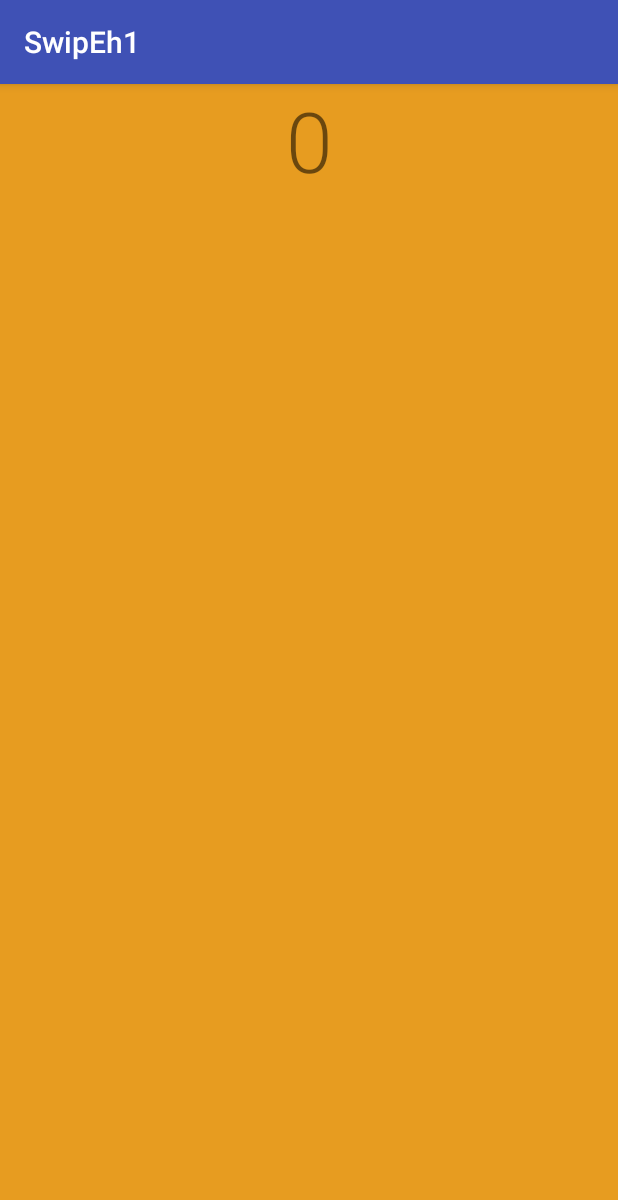
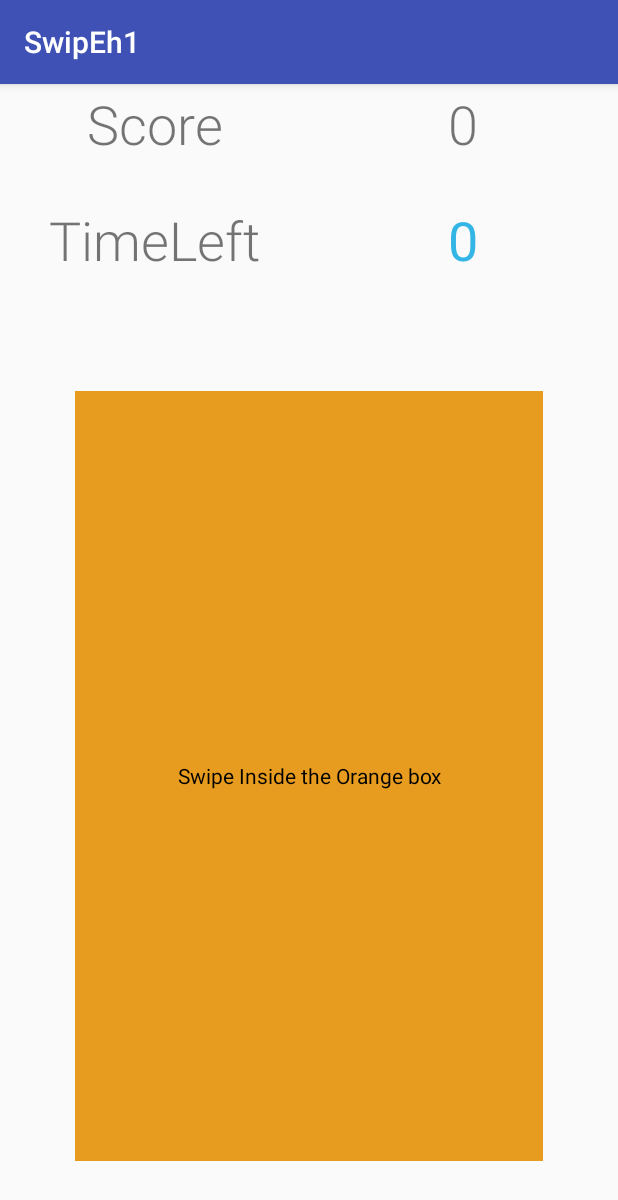
Before and after one commit to Cleir95/SwipEh1, an Android app: the screen it shows after launch (Main2Activity), after a tap on "START", on a phone screen of 412 x 824 dp. Shown: the top 1200 px of the screen. Run offline under Robolectric (Android 15) with nearby library versions, the phone set to English and light mode, and no system bars; 1 statement that could not run was skipped.

Commit message:
finishedEh1

```diff
--- a/app/src/main/java/com/example/android/swipeh1/MainActivity.java
+++ b/app/src/main/java/com/example/android/swipeh1/MainActivity.java
@@ -22,21 +22,12 @@ public class MainActivity extends AppCompatActivity {
     public void StartButton(View view) {
         EditText enteredTimeLimit = (EditText) findViewById(R.id.timeLimit);
 
-        Log.d("reached here", "inve");
-        String m= String.valueOf(enteredTimeLimit.getText());
-        Log.d("reached here", "string" + m  );
         String value = enteredTimeLimit.getText().toString();
-        Log.d("reached here", "to string");
         int time = Integer.parseInt (value);
-        Log.d("reached here", "tonumber");
         int timeInMillis = time *1000;
 
-
         Intent intent = new Intent(this, Main2Activity.class);
-        Log.d("reached here", "nddls"+ timeInMillis );
-
         intent.putExtra("time",timeInMillis);
-
         startActivity(intent);
     }
 }
--- a/app/src/main/res/layout/activity_main2.xml
+++ b/app/src/main/res/layout/activity_main2.xml
@@ -1,28 +1,81 @@
 <?xml version="1.0" encoding="utf-8"?>
-<android.support.constraint.ConstraintLayout xmlns:android="http://schemas.android.com/apk/res/android"
-    xmlns:app="http://schemas.android.com/apk/res-auto"
-    xmlns:tools="http://schemas.android.com/tools"
+<LinearLayout xmlns:android="http://schemas.android.com/apk/res/android"
     android:layout_width="match_parent"
     android:layout_height="match_parent"
+    xmlns:tools="http://schemas.android.com/tools"
+    android:orientation="vertical"
     tools:context="com.example.android.swipeh1.Main2Activity">
 
-
-
-    <View
-        android:layout_width="match_parent"
-        android:layout_height="match_parent"
-        android:background="#E79C20"
-        android:id="@+id/myView"/>
+<LinearLayout
+    android:layout_width="match_parent"
+    android:layout_height="wrap_content"
+    android:orientation="horizontal">
 
     <TextView
+        android:layout_weight="1"
+        android:layout_width="0dp"
+        android:layout_height="53dp"
+        android:layout_marginBottom="24dp"
+        android:fontFamily="sans-serif-light"
+        android:gravity="center"
+        android:text="Score"
+        android:textSize="36sp" />
+
+    <TextView
+        android:layout_weight="1"
         android:id="@+id/score"
-        android:layout_width="match_parent"
-        android:layout_height="wrap_content"
+        android:layout_width="0dp"
+        android:layout_height="53dp"
         android:layout_marginBottom="24dp"
         android:fontFamily="sans-serif-light"
         android:gravity="center"
         android:text="0"
-        android:textSize="56sp" />
+        android:textSize="36sp" />
+</LinearLayout>
+
+    <LinearLayout
+        android:layout_width="match_parent"
+        android:layout_height="wrap_content"
+        android:orientation="horizontal">
+
+        <TextView
+            android:layout_weight="1"
+            android:layout_width="0dp"
+            android:layout_height="53dp"
+            android:layout_marginBottom="24dp"
+            android:fontFamily="sans-serif-light"
+            android:gravity="center"
+            android:text="TimeLeft"
+            android:textSize="36sp" />
+
+    <TextView
+        android:layout_weight="1"
+        android:id="@+id/timeDisplay"
+        android:layout_width="0dp"
+        android:layout_height="64dp"
+        android:ems="10"
+        android:inputType="none"
+        android:text="0"
+        android:textAlignment="center"
+        android:textColor="@android:color/holo_blue_light"
+        android:textSize="36sp" />
+
+    </LinearLayout>
+    <TextView
+        android:id="@+id/myView"
+        android:layout_width="match_parent"
+        android:layout_height="match_parent"
+        android:layout_margin="50dp"
+        android:background="#E79C20"
+        android:gravity="center"
+        android:text="Swipe Inside the Orange box"
+        android:textAlignment="center"
+        android:textColor="@android:color/black" />
+
+    <TextView
+        android:layout_width="match_parent"
+        android:layout_height="wrap_content"
+        android:text="TextView" />
 
 
-</android.support.constraint.ConstraintLayout>
+</LinearLayout>
--- a/app/src/main/res/values/colors.xml
+++ b/app/src/main/res/values/colors.xml
@@ -2,5 +2,5 @@
 <resources>
     <color name="colorPrimary">#3F51B5</color>
     <color name="colorPrimaryDark">#303F9F</color>
-    <color name="colorAccent">#FF4081</color>
+    <color name="colorAccent">#ff4081</color>
 </resources>
```
Also changed, not shown: app/src/main/java/com/example/android/swipeh1/Main2Activity.java (+23 -6 lines), app/src/main/res/layout/activity_main.xml (+23 -16 lines).
